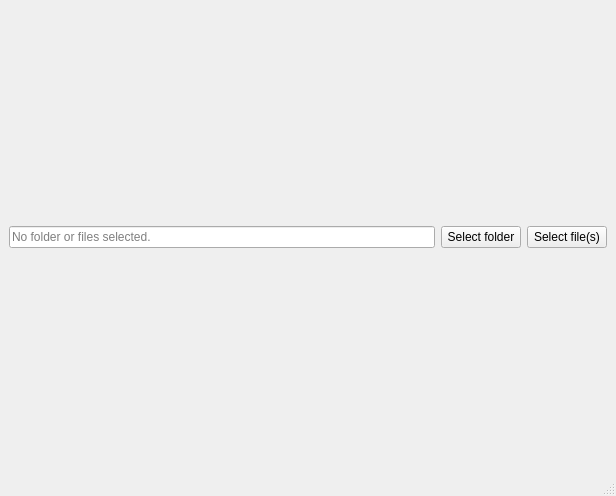
This is app/mainwindow.ui in korneltomai/data-file-converter as Qt 5 draws it before an edit. The edited form follows.
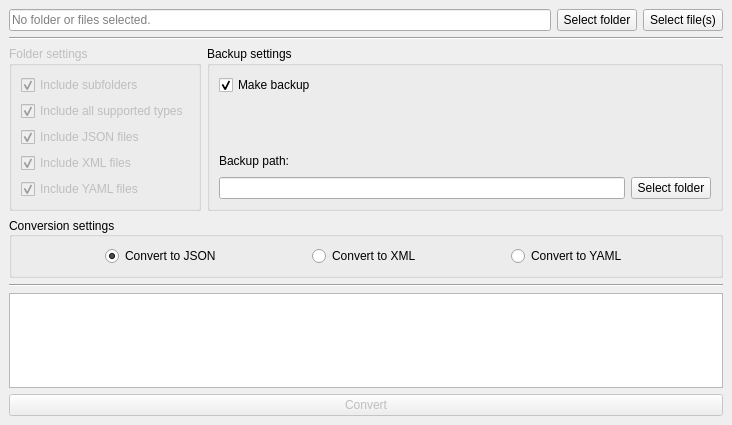
This is the edited form. Icons and pictures are not drawn.

Commit message: Add complete UI design

```diff
--- a/app/mainwindow.ui
+++ b/app/mainwindow.ui
@@ -6,10 +6,16 @@
    <rect>
     <x>0</x>
     <y>0</y>
-    <width>616</width>
-    <height>496</height>
+    <width>732</width>
+    <height>421</height>
    </rect>
   </property>
+  <property name="sizePolicy">
+   <sizepolicy hsizetype="Preferred" vsizetype="Preferred">
+    <horstretch>0</horstretch>
+    <verstretch>0</verstretch>
+   </sizepolicy>
+  </property>
   <property name="windowTitle">
    <string>MainWindow</string>
   </property>
@@ -17,6 +23,9 @@
    <layout class="QVBoxLayout" name="verticalLayout">
     <item>
      <layout class="QHBoxLayout" name="horizontalLayout">
+      <property name="sizeConstraint">
+       <enum>QLayout::SizeConstraint::SetMinimumSize</enum>
+      </property>
       <item>
        <widget class="QLineEdit" name="selectionDisplay">
         <property name="sizePolicy">
@@ -63,19 +72,315 @@
       </item>
      </layout>
     </item>
+    <item>
+     <widget class="Line" name="line">
+      <property name="orientation">
+       <enum>Qt::Orientation::Horizontal</enum>
+      </property>
+     </widget>
+    </item>
+    <item>
+     <layout class="QHBoxLayout" name="horizontalLayout_2">
+      <item>
+       <widget class="QGroupBox" name="folderSettingsGroupBox">
+        <property name="enabled">
+         <bool>false</bool>
+        </property>
+        <property name="title">
+         <string>Folder settings</string>
+        </property>
+        <property name="flat">
+         <bool>false</bool>
+        </property>
+        <property name="checkable">
+         <bool>false</bool>
+        </property>
+        <layout class="QVBoxLayout" name="verticalLayout_2">
+         <item>
+          <widget class="QCheckBox" name="includeSubFoldersCheckBox">
+           <property name="text">
+            <string>Include subfolders</string>
+           </property>
+           <property name="checked">
+            <bool>true</bool>
+           </property>
+          </widget>
+         </item>
+         <item>
+          <widget class="QCheckBox" name="includeAllCheckBox">
+           <property name="text">
+            <string>Include all supported types</string>
+           </property>
+           <property name="checked">
+            <bool>true</bool>
+           </property>
+          </widget>
+         </item>
+         <item>
+          <widget class="QCheckBox" name="includeJsonCheckBox">
+           <property name="text">
+            <string>Include JSON files</string>
+           </property>
+           <property name="checked">
+            <bool>true</bool>
+           </property>
+          </widget>
+         </item>
+         <item>
+          <widget class="QCheckBox" name="includeXmlCheckBox">
+           <property name="text">
+            <string>Include XML files</string>
+           </property>
+           <property name="checked">
+            <bool>true</bool>
+           </property>
+          </widget>
+         </item>
+         <item>
+          <widget class="QCheckBox" name="includeYamlCheckBox">
+           <property name="text">
+            <string>Include YAML files</string>
+           </property>
+           <property name="checked">
+            <bool>true</bool>
+           </property>
+          </widget>
+         </item>
+        </layout>
+       </widget>
+      </item>
+      <item>
+       <widget class="QGroupBox" name="backupSettingsGroupBox">
+        <property name="title">
+         <string>Backup settings</string>
+        </property>
+        <layout class="QVBoxLayout" name="verticalLayout_3">
+         <property name="spacing">
+          <number>9</number>
+         </property>
+         <item>
+          <widget class="QCheckBox" name="makeBackupCheckBox">
+           <property name="text">
+            <string>Make backup</string>
+           </property>
+           <property name="checked">
+            <bool>true</bool>
+           </property>
+          </widget>
+         </item>
+         <item>
+          <spacer name="verticalSpacer">
+           <property name="orientation">
+            <enum>Qt::Orientation::Vertical</enum>
+           </property>
+           <property name="sizeType">
+            <enum>QSizePolicy::Policy::MinimumExpanding</enum>
+           </property>
+           <property name="sizeHint" stdset="0">
+            <size>
+             <width>20</width>
+             <height>40</height>
+            </size>
+           </property>
+          </spacer>
+         </item>
+         <item>
+          <widget class="QLabel" name="backupPathLabel">
+           <property name="sizePolicy">
+            <sizepolicy hsizetype="Preferred" vsizetype="Minimum">
+             <horstretch>0</horstretch>
+             <verstretch>0</verstretch>
+            </sizepolicy>
+           </property>
+           <property name="text">
+            <string>Backup path:</string>
+           </property>
+          </widget>
+         </item>
+         <item>
+          <layout class="QHBoxLayout" name="horizontalLayout_4">
+           <property name="spacing">
+            <number>6</number>
+           </property>
+           <item>
+            <widget class="QLineEdit" name="backupPathLineEdit">
+             <property name="enabled">
+              <bool>true</bool>
+             </property>
+             <property name="sizePolicy">
+              <sizepolicy hsizetype="MinimumExpanding" vsizetype="Fixed">
+               <horstretch>0</horstretch>
+               <verstretch>0</verstretch>
+              </sizepolicy>
+             </property>
+             <property name="minimumSize">
+              <size>
+               <width>400</width>
+               <height>0</height>
+              </size>
+             </property>
+            </widget>
+           </item>
+           <item>
+            <widget class="QPushButton" name="selectBackupFolderButton">
+             <property name="enabled">
+              <bool>true</bool>
+             </property>
+             <property name="text">
+              <string>Select folder</string>
+             </property>
+             <property name="icon">
+              <iconset resource="resources.qrc">
+               <normaloff>:/icons/folder.png</normaloff>:/icons/folder.png</iconset>
+             </property>
+            </widget>
+           </item>
+          </layout>
+         </item>
+        </layout>
+       </widget>
+      </item>
+     </layout>
+    </item>
+    <item>
+     <layout class="QHBoxLayout" name="horizontalLayout_3">
+      <item>
+       <widget class="QGroupBox" name="conversionSettingsGroupBox">
+        <property name="layoutDirection">
+         <enum>Qt::LayoutDirection::LeftToRight</enum>
+        </property>
+        <property name="title">
+         <string>Conversion settings</string>
+        </property>
+        <property name="alignment">
+         <set>Qt::AlignmentFlag::AlignLeading|Qt::AlignmentFlag::AlignLeft|Qt::AlignmentFlag::AlignVCenter</set>
+        </property>
+        <layout class="QHBoxLayout" name="horizontalLayout_5">
+         <item>
+          <spacer name="horizontalSpacer_3">
+           <property name="orientation">
+            <enum>Qt::Orientation::Horizontal</enum>
+           </property>
+           <property name="sizeHint" stdset="0">
+            <size>
+             <width>40</width>
+             <height>20</height>
+            </size>
+           </property>
+          </spacer>
+         </item>
+         <item>
+          <widget class="QRadioButton" name="convertToJsonRadioButton">
+           <property name="text">
+            <string>Convert to JSON</string>
+           </property>
+           <property name="checked">
+            <bool>true</bool>
+           </property>
+          </widget>
+         </item>
+         <item>
+          <spacer name="horizontalSpacer">
+           <property name="orientation">
+            <enum>Qt::Orientation::Horizontal</enum>
+           </property>
+           <property name="sizeHint" stdset="0">
+            <size>
+             <width>40</width>
+             <height>20</height>
+            </size>
+           </property>
+          </spacer>
+         </item>
+         <item>
+          <widget class="QRadioButton" name="convertToXmlRadioButton">
+           <property name="text">
+            <string>Convert to XML</string>
+           </property>
+          </widget>
+         </item>
+         <item>
+          <spacer name="horizontalSpacer_2">
+           <property name="orientation">
+            <enum>Qt::Orientation::Horizontal</enum>
+           </property>
+           <property name="sizeHint" stdset="0">
+            <size>
+             <width>40</width>
+             <height>20</height>
+            </size>
+           </property>
+          </spacer>
+         </item>
+         <item>
+          <widget class="QRadioButton" name="convertToYamlRadioButton">
+           <property name="text">
+            <string>Convert to YAML</string>
+           </property>
+          </widget>
+         </item>
+         <item>
+          <spacer name="horizontalSpacer_4">
+           <property name="orientation">
+            <enum>Qt::Orientation::Horizontal</enum>
+           </property>
+           <property name="sizeHint" stdset="0">
+            <size>
+             <width>40</width>
+             <height>20</height>
+            </size>
+           </property>
+          </spacer>
+         </item>
+        </layout>
+       </widget>
+      </item>
+     </layout>
+    </item>
+    <item>
+     <widget class="Line" name="line_2">
+      <property name="orientation">
+       <enum>Qt::Orientation::Horizontal</enum>
+      </property>
+     </widget>
+    </item>
+    <item>
+     <widget class="QPlainTextEdit" name="consoleTextEdit">
+      <property name="sizePolicy">
+       <sizepolicy hsizetype="Expanding" vsizetype="MinimumExpanding">
+        <horstretch>0</horstretch>
+        <verstretch>0</verstretch>
+       </sizepolicy>
+      </property>
+      <property name="minimumSize">
+       <size>
+        <width>0</width>
+        <height>95</height>
+       </size>
+      </property>
+      <property name="readOnly">
+       <bool>true</bool>
+      </property>
+     </widget>
+    </item>
+    <item>
+     <widget class="QPushButton" name="convertButton">
+      <property name="enabled">
+       <bool>false</bool>
+      </property>
+      <property name="font">
+       <font>
+        <pointsize>9</pointsize>
+        <bold>false</bold>
+       </font>
+      </property>
+      <property name="text">
+       <string>Convert</string>
+      </property>
+     </widget>
+    </item>
    </layout>
   </widget>
-  <widget class="QMenuBar" name="menubar">
-   <property name="geometry">
-    <rect>
-     <x>0</x>
-     <y>0</y>
-     <width>616</width>
-     <height>22</height>
-    </rect>
-   </property>
-  </widget>
-  <widget class="QStatusBar" name="statusbar"/>
  </widget>
  <resources>
   <include location="../resources.qrc"/>
```
Left out of the diff: 9 changed lines with no effect on the pictures. The commit also changes 3 other files.
